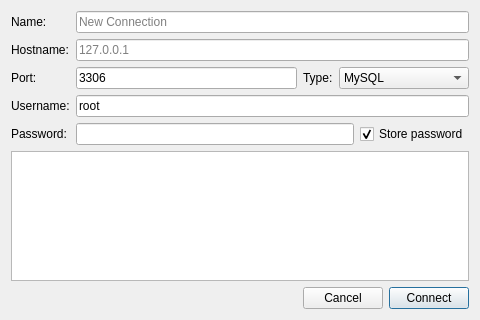
Old version of the form ui/dialogs/NewConnection.ui in the repository daqt/daqt.
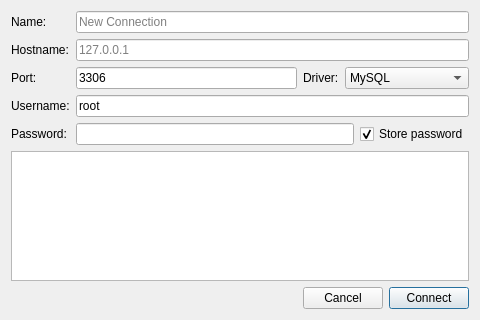
New version of the form.

Diff of the .ui file:
```diff
--- a/ui/dialogs/NewConnection.ui
+++ b/ui/dialogs/NewConnection.ui
@@ -86,7 +86,7 @@
    <item row="2" column="2">
     <widget class="QLabel" name="labelType">
      <property name="text">
-      <string>Type:</string>
+      <string>Driver:</string>
      </property>
     </widget>
    </item>
```
Left out of the diff: 6 changed lines with no effect on the pictures.
